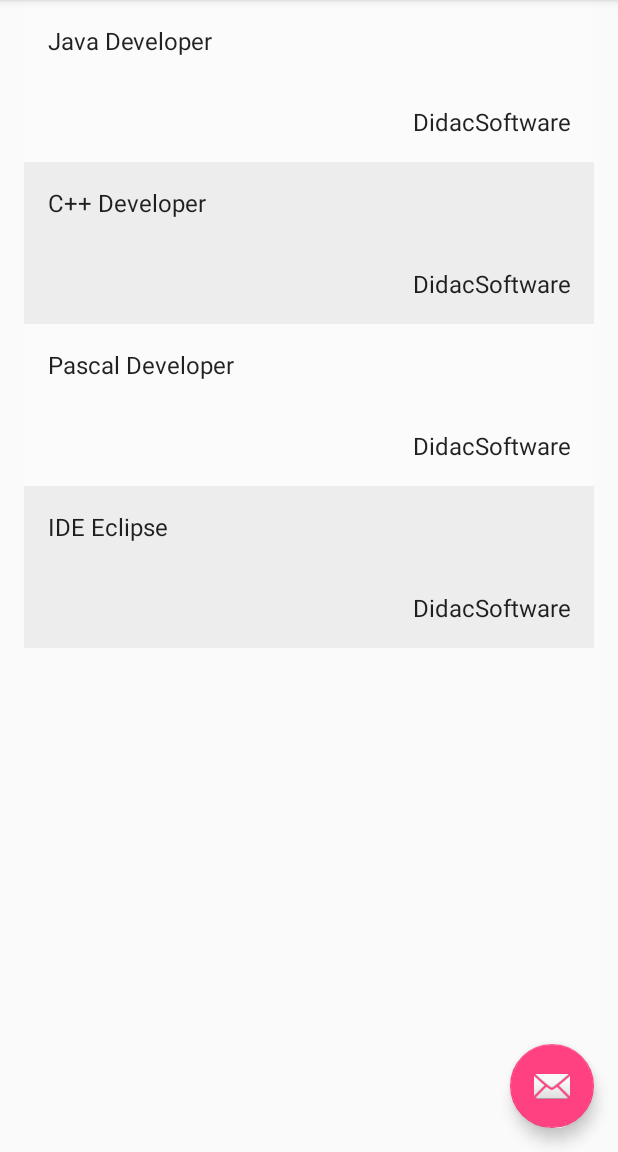
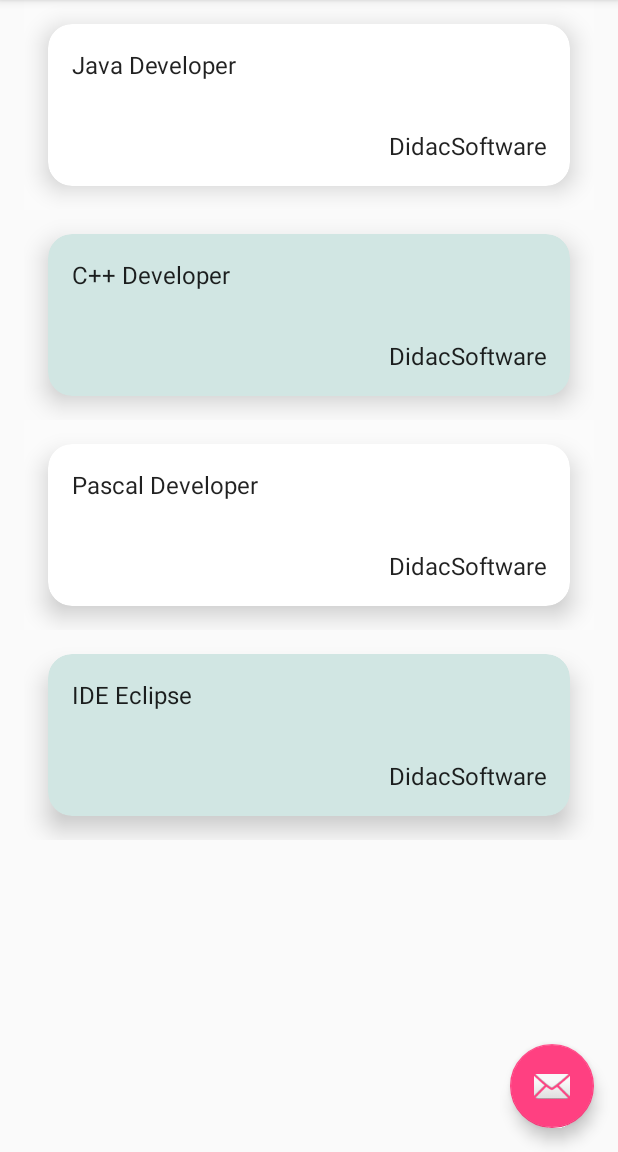
Before and after one commit to DidacSoftware/MyBooks_dbs, an Android app: the screen it shows after launch (BookListActivity), on a phone screen of 412 x 824 dp, the part 84-1236 px from its top. Run offline under Robolectric (Android 15) with nearby library versions, the phone set to English and light mode, and no system bars.

Commit message:
Nuevo Branch, cambiando a CardView

```diff
--- a/app/build.gradle
+++ b/app/build.gradle
@@ -23,6 +23,8 @@ dependencies {
     implementation 'com.android.support:appcompat-v7:27.1.1'
     implementation 'com.android.support:support-v4:27.1.1'
     implementation 'com.android.support:recyclerview-v7:27.1.1'
+    implementation 'com.android.support:cardview-v7:27.1.1'
+
     implementation 'com.android.support:design:27.1.1'
     testImplementation 'junit:junit:4.12'
     androidTestImplementation 'com.android.support.test:runner:1.0.2'
--- a/app/src/main/res/layout/book_list_content_impar.xml
+++ b/app/src/main/res/layout/book_list_content_impar.xml
@@ -2,7 +2,27 @@
 <LinearLayout xmlns:android="http://schemas.android.com/apk/res/android"
     android:layout_width="match_parent"
     android:layout_height="wrap_content"
+    xmlns:card_view="http://schemas.android.com/apk/res-auto"
     android:background="#fbfbfb"
+    android:orientation="vertical">
+
+
+
+    <android.support.v7.widget.CardView
+
+        android:layout_width="match_parent"
+        android:layout_height="wrap_content"
+        android:layout_marginTop="16dp"
+        android:layout_marginLeft="16dp"
+        android:layout_marginRight="16dp"
+        android:layout_marginBottom="16dp"
+        card_view:cardElevation="10dp"
+        card_view:cardCornerRadius="16dp">
+
+
+        <LinearLayout
+            android:layout_width="match_parent"
+            android:layout_height="match_parent"
             android:orientation="vertical">
 
             <TextView
@@ -21,4 +41,18 @@
                 android:gravity="right"
                 android:text="Autor"
                 android:textAppearance="?attr/textAppearanceListItem" />
+
+
         </LinearLayout>
+
+
+
+
+
+    </android.support.v7.widget.CardView>
+
+
+
+
+
+</LinearLayout>
--- a/app/src/main/res/layout/book_list_content_par.xml
+++ b/app/src/main/res/layout/book_list_content_par.xml
@@ -2,7 +2,30 @@
 <LinearLayout xmlns:android="http://schemas.android.com/apk/res/android"
     android:layout_width="match_parent"
     android:layout_height="wrap_content"
-    android:background="#ededed"
+    xmlns:card_view="http://schemas.android.com/apk/res-auto"
+
+    android:orientation="vertical">
+
+
+
+    <android.support.v7.widget.CardView
+
+        android:layout_width="match_parent"
+        android:layout_height="wrap_content"
+        android:layout_marginTop="16dp"
+        android:layout_marginLeft="16dp"
+        android:layout_marginRight="16dp"
+        android:layout_marginBottom="16dp"
+        card_view:cardElevation="10dp"
+        card_view:cardCornerRadius="16dp"
+        card_view:cardBackgroundColor="#d1e6e3">
+
+
+
+
+        <LinearLayout
+            android:layout_width="match_parent"
+            android:layout_height="match_parent"
             android:orientation="vertical">
 
             <TextView
@@ -13,6 +36,8 @@
                 android:text="Titulo"
                 android:textAppearance="?attr/textAppearanceListItem" />
 
+
+
             <TextView
                 android:id="@+id/content"
                 android:layout_width="match_parent"
@@ -22,3 +47,9 @@
                 android:gravity="right"
                 android:textAppearance="?attr/textAppearanceListItem" />
         </LinearLayout>
+
+    </android.support.v7.widget.CardView>
+
+
+
+</LinearLayout>
```
Lines whose indentation alone changed are shown as unchanged.
